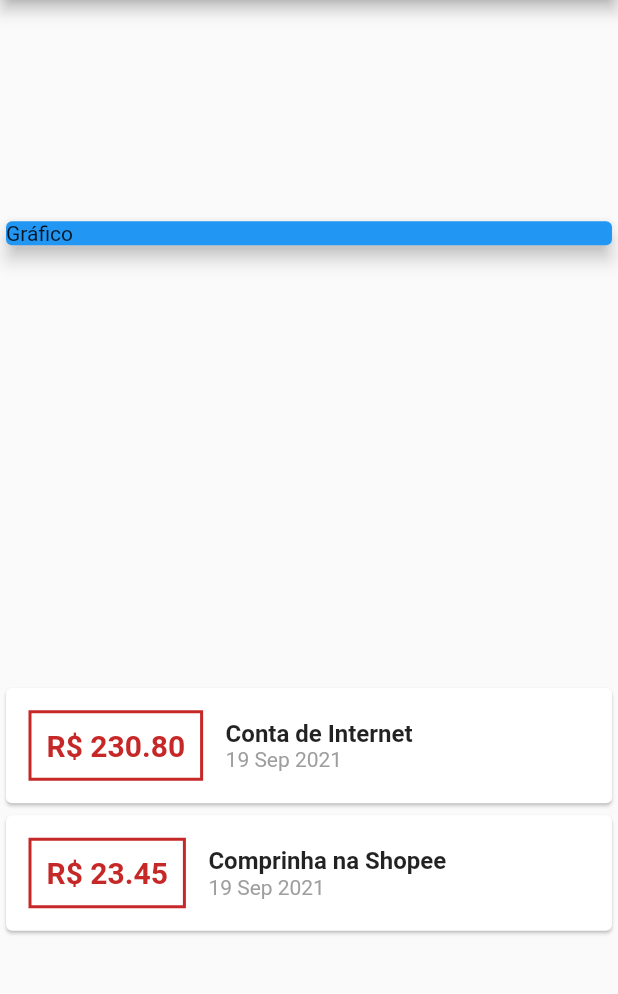
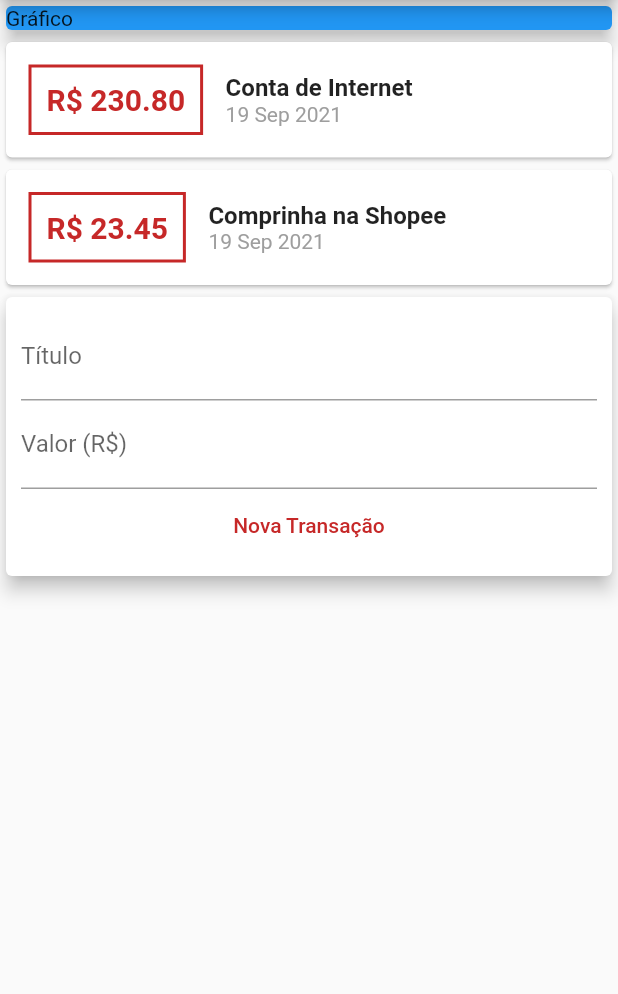
Before and after one commit to milenycgalvao/Despesas-app, a Flutter app: the screen it shows after launch, on a phone screen of 412 x 824 dp, the part 84-1078 px from its top. Run offline on Flutter 3.47's test engine with Material 2 defaults, Android fonts, the phone set to English and light mode, and no system bars.

Commit message:
adicionando a parte de nova transação

```diff
--- a/lib/main.dart
+++ b/lib/main.dart
@@ -36,7 +36,6 @@ class MyHomePage extends StatelessWidget {
           title: Text('Despesas'),
         ),
         body: Column(
-          mainAxisAlignment: MainAxisAlignment.spaceAround,
           crossAxisAlignment: CrossAxisAlignment.stretch,
           children: <Widget>[
             Container(
@@ -61,7 +60,6 @@ class MyHomePage extends StatelessWidget {
                       )),
                       padding: EdgeInsets.all(10),
                       child: Text(
-                        //da p concatenar c R$ tbm
                         'R\$ ${tr.value.toStringAsFixed(2)}', //mostrando 2 casas decimais
                         style: TextStyle(
                           fontWeight: FontWeight.bold,
@@ -81,7 +79,6 @@ class MyHomePage extends StatelessWidget {
                           ),
                         ),
                         Text(
-                          //tem varias outras formatacoes disponives
                           DateFormat('d MMM y').format(tr.date),
                           style: TextStyle(
                             color: Colors.grey,
@@ -92,6 +89,32 @@ class MyHomePage extends StatelessWidget {
                   ],
                 ));
               }).toList(),
+            ),
+            Card(
+              elevation: 5,
+              child: Padding(
+                padding: const EdgeInsets.all(10),
+                child: Column(
+                  children: [
+                    TextField(
+                      //lugar p escrever
+                      decoration: InputDecoration(
+                        labelText: 'Título',
+                      ),
+                    ),
+                    TextField(
+                      decoration: InputDecoration(
+                        labelText: 'Valor (R\$)',
+                      ),
+                    ),
+                    TextButton(
+                      onPressed: () {},
+                      child: Text('Nova Transação'),
+                      style: TextButton.styleFrom(primary: Colors.red.shade800),
+                    )
+                  ],
+                ),
+              ),
             )
           ],
         ));
```
